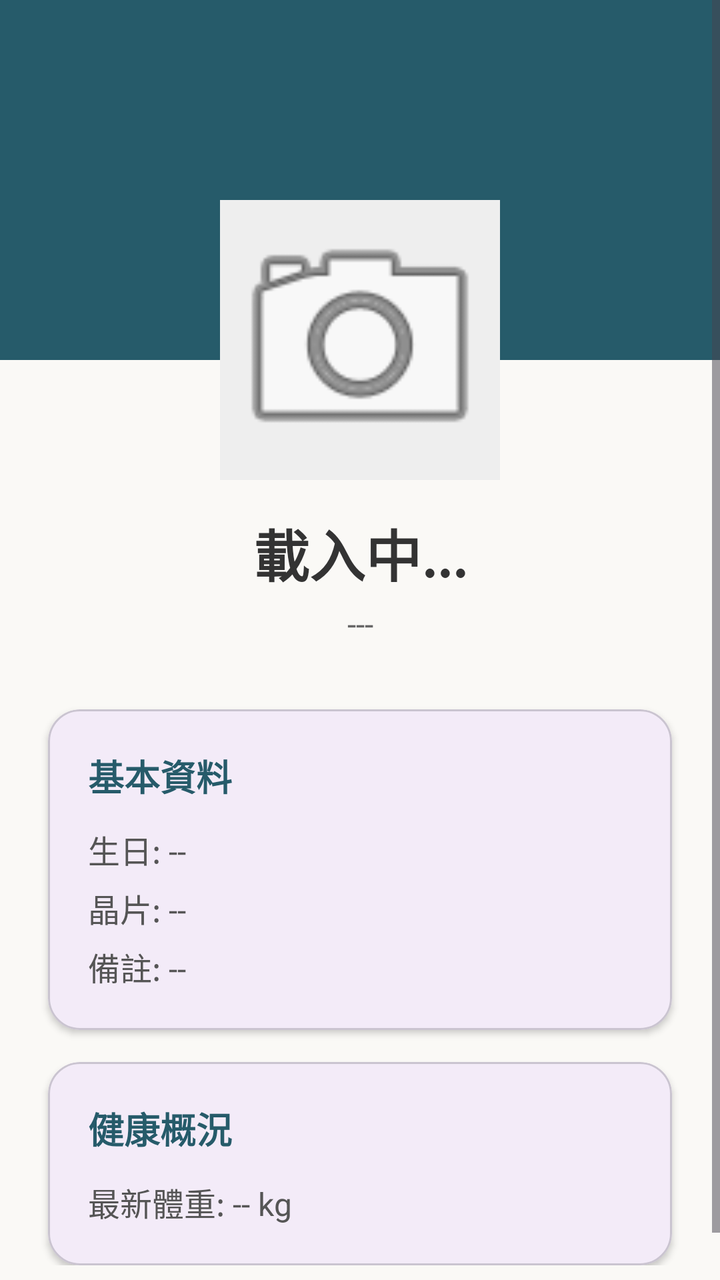
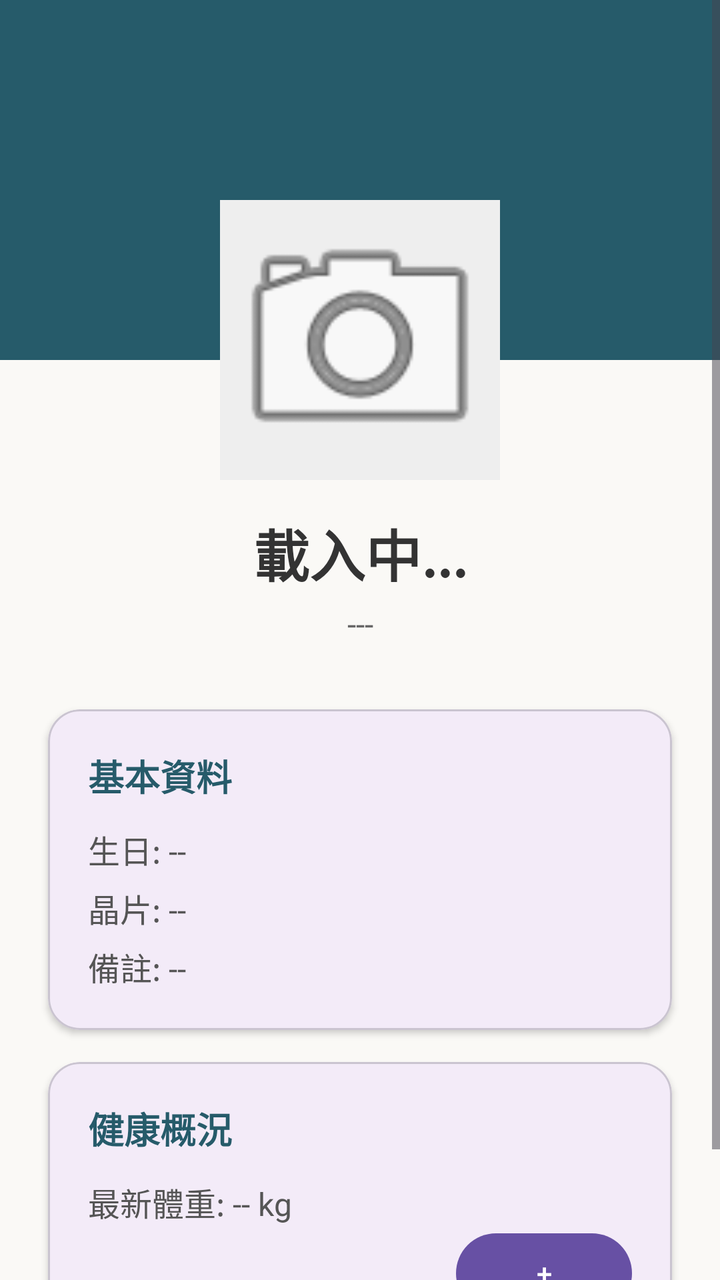

An Android layout rendered at two revisions. The XML below is the earlier revision; the diff shows what the commit changed to produce the second picture.
<!-- AndroidManifest.xml: application theme Theme.PetCare -->
<!-- res/layout/activity_pet_detail.xml -->
<?xml version="1.0" encoding="utf-8"?>
<ScrollView
    xmlns:android="http://schemas.android.com/apk/res/android"
    xmlns:app="http://schemas.android.com/apk/res-auto"
    xmlns:tools="http://schemas.android.com/tools"
    android:layout_width="match_parent"
    android:layout_height="match_parent"
    android:fillViewport="true"
    android:background="#FAF9F6"
    tools:context=".petdetail.PetDetailActivity">

    <androidx.constraintlayout.widget.ConstraintLayout
        android:layout_width="match_parent"
        android:layout_height="wrap_content"
        android:paddingBottom="32dp">

        
        <View
            android:id="@+id/headerBackground"
            android:layout_width="match_parent"
            android:layout_height="180dp"
            android:background="#265B6A"
        app:layout_constraintTop_toTopOf="parent" />
        
        
        <com.google.android.material.imageview.ShapeableImageView
            android:id="@+id/ivProfilePhoto"
            android:layout_width="140dp"
            android:layout_height="140dp"
            android:layout_marginTop="100dp"
            android:scaleType="centerCrop"
            android:src="@android:drawable/ic_menu_camera"
            android:background="#EEEEEE"
            app:shapeAppearanceOverlay="@style/ShapeAppearanceOverlay.Material3.Corner.Top"
        app:layout_constraintTop_toTopOf="parent"
        app:layout_constraintStart_toStartOf="parent"
        app:layout_constraintEnd_toEndOf="parent" />

        
        
        <TextView
            android:id="@+id/tvName"
            android:layout_width="wrap_content"
            android:layout_height="wrap_content"
            android:layout_marginTop="16dp"
            android:text="載入中..."
            android:textSize="28sp"
            android:textStyle="bold"
            android:textColor="#333333"
            app:layout_constraintTop_toBottomOf="@+id/ivProfilePhoto"
            app:layout_constraintStart_toStartOf="parent"
            app:layout_constraintEnd_toEndOf="parent" />

        <TextView
            android:id="@+id/tvSpeciesBreed"
            android:layout_width="wrap_content"
            android:layout_height="wrap_content"
            android:layout_marginTop="4dp"
            android:text="---"
            android:textSize="16sp"
            android:textColor="#666666"
            app:layout_constraintTop_toBottomOf="@+id/tvName"
            app:layout_constraintStart_toStartOf="parent"
            app:layout_constraintEnd_toEndOf="parent" />

        
        <com.google.android.material.card.MaterialCardView
            android:id="@+id/cardDetails"
            android:layout_width="match_parent"
            android:layout_height="wrap_content"
            android:layout_marginHorizontal="24dp"
            android:layout_marginTop="32dp"
            app:cardCornerRadius="16dp"
            app:cardElevation="2dp"
            app:layout_constraintTop_toBottomOf="@+id/tvSpeciesBreed"
            app:layout_constraintStart_toStartOf="parent"
            app:layout_constraintEnd_toEndOf="parent">

            <LinearLayout
                android:layout_width="match_parent"
                android:layout_height="wrap_content"
                android:orientation="vertical"
                android:padding="20dp">

                <TextView
                    android:layout_width="wrap_content"
                    android:layout_height="wrap_content"
                    android:text="基本資料"
                    android:textSize="18sp"
                    android:textStyle="bold"
                    android:textColor="#265B6A"
                    android:layout_marginBottom="12dp"/>

                
                <TextView
                    android:id="@+id/tvDetails"
                    android:layout_width="match_parent"
                    android:layout_height="wrap_content"
                    android:text="生日: --\n晶片: --\n備註: --"
                    android:lineSpacingExtra="6dp"
                android:textSize="16sp"
                android:textColor="#555555" />
                
            </LinearLayout>
        </com.google.android.material.card.MaterialCardView>

        
        <com.google.android.material.card.MaterialCardView
            android:id="@+id/cardHealth"
            android:layout_width="match_parent"
            android:layout_height="wrap_content"
            android:layout_marginHorizontal="24dp"
            android:layout_marginTop="16dp"
            app:cardCornerRadius="16dp"
            app:cardElevation="2dp"
            app:layout_constraintTop_toBottomOf="@+id/cardDetails"
            app:layout_constraintStart_toStartOf="parent"
            app:layout_constraintEnd_toEndOf="parent">

            <LinearLayout
                android:layout_width="match_parent"
                android:layout_height="wrap_content"
                android:orientation="vertical"
                android:padding="20dp">

                <TextView
                    android:layout_width="wrap_content"
                    android:layout_height="wrap_content"
                    android:text="健康概況"
                    android:textSize="18sp"
                    android:textStyle="bold"
                    android:textColor="#265B6A"
                    android:layout_marginBottom="12dp"/>

                <TextView
                    android:id="@+id/tvWeightInfo"
                    android:layout_width="match_parent"
                    android:layout_height="wrap_content"
                    android:text="最新體重: -- kg"
                    android:textSize="16sp"
                    android:textColor="#555555" />

                

            </LinearLayout>
        </com.google.android.material.card.MaterialCardView>

    </androidx.constraintlayout.widget.ConstraintLayout>

</ScrollView>
<!-- resources referenced by this layout -->
<resources>
  <style name="Theme.PetCare" parent="Base.Theme.PetCare" />
  <style name="Base.Theme.PetCare" parent="Theme.Material3.DayNight.NoActionBar">
          
          
      </style>
</resources>

<!-- the commit's change to res/layout/activity_pet_detail.xml (unified diff, before → after) -->
@@ -140,6 +140,13 @@
                     android:textSize="16sp"
                     android:textColor="#555555" />
 
+                <Button
+                    android:layout_width="wrap_content"
+                    android:layout_height="wrap_content"
+                    android:id="@+id/btn_addWeight"
+                    android:text="+"
+                    android:layout_gravity="end"/>
+
                 
 
             </LinearLayout>
